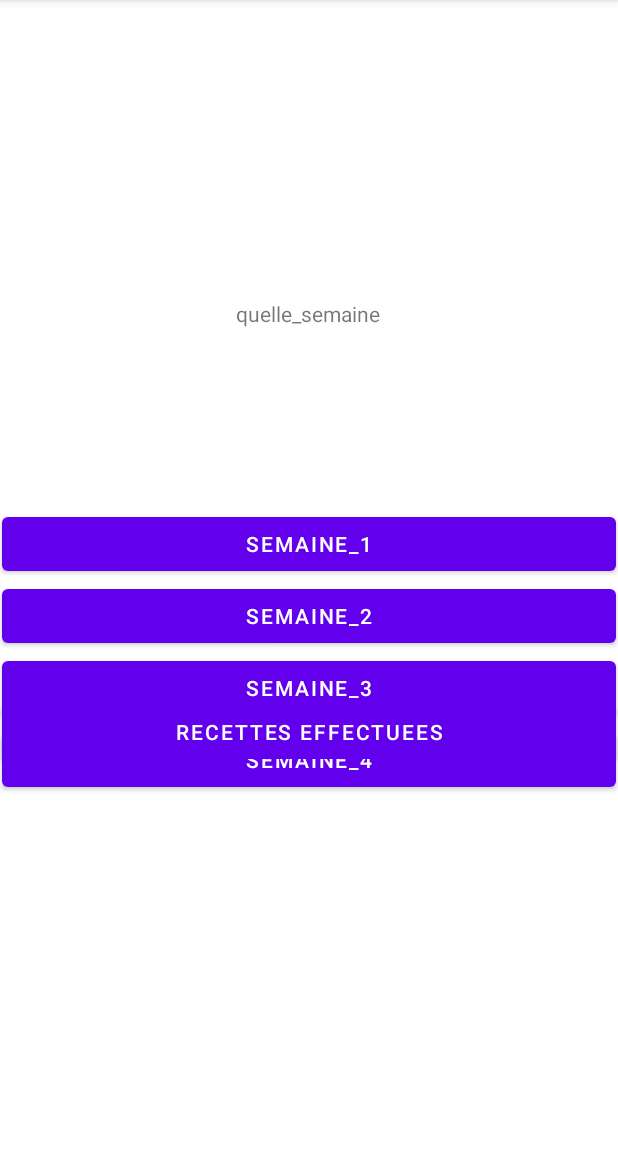
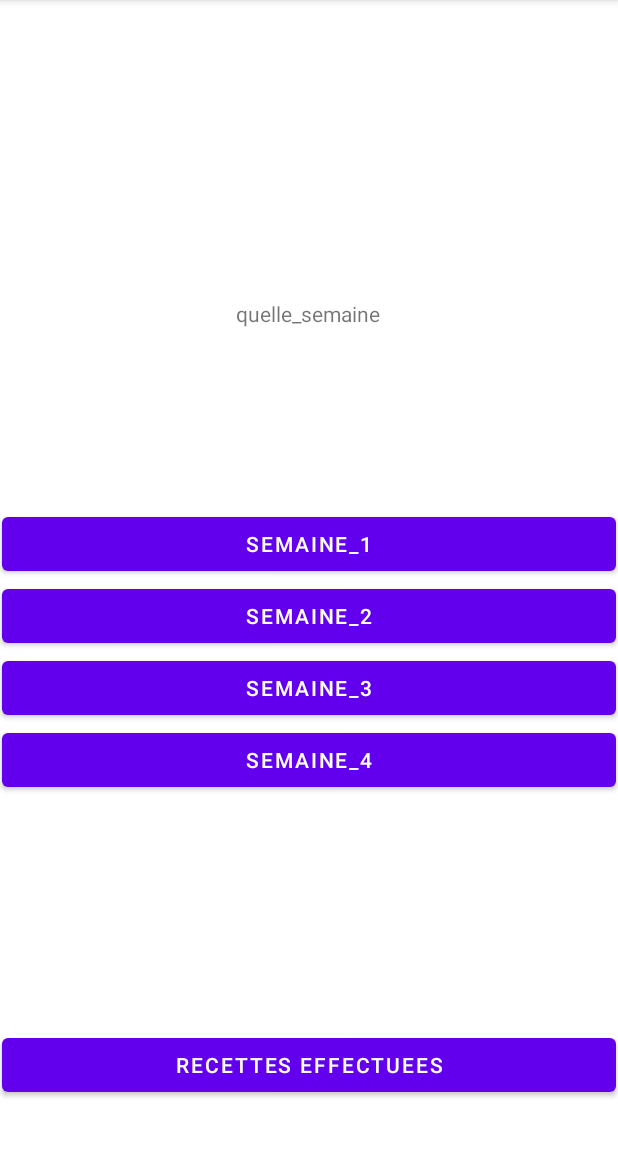
Before and after one commit to carolinelagarde/Cuistocs, an Android app: the SemaineActivity screen opened directly, with no data from a screen before it, on a phone screen of 412 x 824 dp, the part 84-1236 px from its top. Run offline under Robolectric (Android 15) with nearby library versions, the phone set to English and light mode, and no system bars.

Commit message:
recettes effectuees

```diff
--- a/app/src/main/java/com/example/cuistocs/RecettesEffectuees.java
+++ b/app/src/main/java/com/example/cuistocs/RecettesEffectuees.java
@@ -5,6 +5,7 @@ import androidx.appcompat.app.AppCompatActivity;
 import android.content.Intent;
 import android.content.SharedPreferences;
 import android.os.Bundle;
+import android.preference.PreferenceManager;
 import android.util.Log;
 import android.view.View;
 import android.widget.Button;
@@ -17,7 +18,6 @@ public class RecettesEffectuees extends AppCompatActivity {
 //liste les recettes effectuées et permet de les réafficher
 
 
-    SharedPreferences sharedPreferences;
     SharedPreferences.Editor editor;
     LinearLayout carteLayout;
 
@@ -37,9 +37,10 @@ public class RecettesEffectuees extends AppCompatActivity {
         LinearLayout lay = findViewById(R.id.recetteseffectuees);
         lay.removeAllViews();
 
+        SharedPreferences preferences = PreferenceManager.getDefaultSharedPreferences(this);
         for (int i=0;i<30;i++) {
             String name = "r"+""+i+ ""+"finie";
-            if (sharedPreferences.contains(name)) {
+            if (preferences.contains(name)) {
 
                 Button button = new Button(getApplicationContext());
                 button.setText("Recette" + Integer.toString(i));
--- a/app/src/main/res/layout/activity_recette.xml
+++ b/app/src/main/res/layout/activity_recette.xml
@@ -106,7 +106,7 @@
         android:layout_marginTop="150dp"
         app:layout_constraintStart_toStartOf="parent"
         app:layout_constraintTop_toTopOf="parent"
-        app:srcCompat="@drawable/food"
+        app:srcCompat="@drawable/sans_titre_2"
         app:tint="#BA0404" />
 
     <ImageView
--- a/app/src/main/res/layout/activity_semaine.xml
+++ b/app/src/main/res/layout/activity_semaine.xml
@@ -95,20 +95,14 @@
         android:id="@+id/boutonVersRecettesFinies"
         android:layout_width="409dp"
         android:layout_height="wrap_content"
-        android:layout_marginStart="1dp"
-        android:layout_marginLeft="1dp"
-        android:layout_marginTop="464dp"
-        android:layout_marginEnd="1dp"
-        android:layout_marginRight="1dp"
-        android:layout_marginBottom="219dp"
+
         android:onClick="ouvrirRecettesEffectuees"
         android:text="@string/versRecettesEffectuees"
         app:layout_constraintBottom_toBottomOf="parent"
         app:layout_constraintEnd_toEndOf="parent"
-        app:layout_constraintHorizontal_bias="1.0"
         app:layout_constraintStart_toStartOf="parent"
         app:layout_constraintTop_toTopOf="parent"
-        app:layout_constraintVertical_bias="0.0" />
+        app:layout_constraintVertical_bias="0.953" />
 
 
 </androidx.constraintlayout.widget.ConstraintLayout>
```
